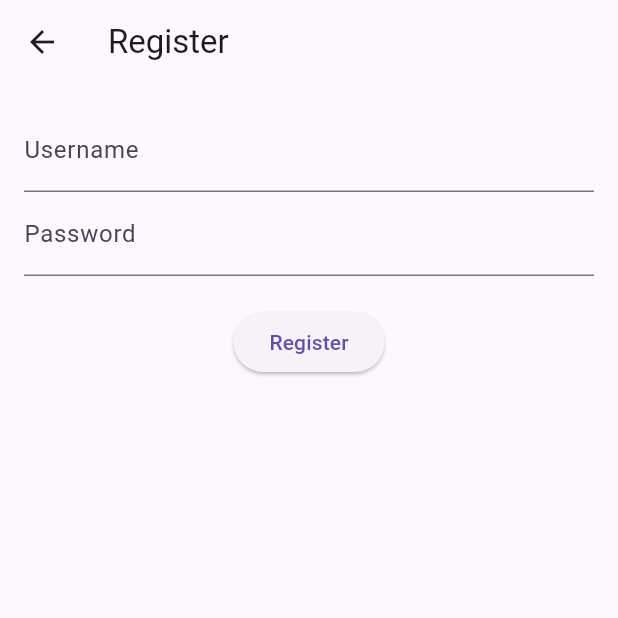
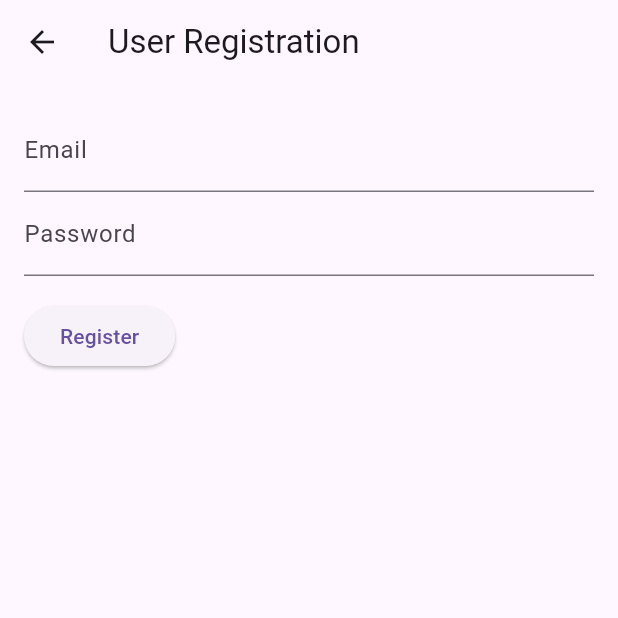
Before and after one commit to Jay-dev1/ddos_protection_app, a Flutter app: the RegistrationScreen screen opened by its route, after a tap on "Register", on a phone screen of 412 x 824 dp, the top half of it. Run offline on Flutter 3.47's test engine with Material 3 defaults, Android fonts, the phone set to English and light mode, and no system bars; network calls fail.

```diff
--- a/lib/HomeScreen.dart
+++ b/lib/HomeScreen.dart
@@ -1,7 +1,7 @@
 import 'package:flutter/material.dart';
 
-class HomeScreen extends StatelessWidget {
-  const HomeScreen({super.key});
+class HomePage extends StatelessWidget {
+  const HomePage({super.key});
 
   @override
   Widget build(BuildContext context) {
--- a/lib/login_screen.dart
+++ b/lib/login_screen.dart
@@ -1,6 +1,5 @@
 import 'package:flutter/material.dart';
 import 'package:http/http.dart' as http;
-import 'dart:convert';
 
 class LoginScreen extends StatefulWidget {
   @override
@@ -8,49 +7,63 @@ class LoginScreen extends StatefulWidget {
 }
 
 class _LoginScreenState extends State<LoginScreen> {
-  final TextEditingController _usernameController = TextEditingController();
+  final TextEditingController _emailController = TextEditingController();
   final TextEditingController _passwordController = TextEditingController();
 
-  Future<void> loginUser(String username, String password) async {
-    final response = await http.post(
-      Uri.parse('https://your-vercel-app.vercel.app/api/login'),
-      headers: <String, String>{
-        'Content-Type': 'application/json; charset=UTF-8',
-      },
-      body: jsonEncode(<String, String>{
-        'username': username,
-        'password': password,
-      }),
-    );
+  Future<void> loginUser(String email, String password) async {
+    try {
+      final url = 'https://ddos-protection-app-two.vercel.app/api/users/login';
+      final response = await http.post(
+        Uri.parse(url),
+        body: {
+          'email': email,
+          'password': password,
+        },
+      );
 
-    if (response.statusCode == 200) {
-      ScaffoldMessenger.of(context).showSnackBar(SnackBar(content: Text('Login successful')));
-    } else {
-      ScaffoldMessenger.of(context).showSnackBar(SnackBar(content: Text('Failed to login')));
+      if (response.statusCode == 200) {
+        print('User logged in successfully');
+        // Navigate to home screen or authenticated screen
+      } else {
+        print('Failed to login: ${response.statusCode}');
+        // Handle login failure, show error message, etc.
+      }
+    } catch (e) {
+      print('Error logging in: $e');
+      // Handle network errors or other exceptions
     }
   }
 
   @override
   Widget build(BuildContext context) {
     return Scaffold(
-      appBar: AppBar(title: Text('Login')),
+      appBar: AppBar(
+        title: Text('User Login'),
+      ),
       body: Padding(
         padding: EdgeInsets.all(16.0),
         child: Column(
+          crossAxisAlignment: CrossAxisAlignment.start,
           children: <Widget>[
             TextField(
-              controller: _usernameController,
-              decoration: InputDecoration(labelText: 'Username'),
+              controller: _emailController,
+              decoration: InputDecoration(
+                labelText: 'Email',
+              ),
             ),
             TextField(
               controller: _passwordController,
-              decoration: InputDecoration(labelText: 'Password'),
               obscureText: true,
+              decoration: InputDecoration(
+                labelText: 'Password',
+              ),
             ),
-            SizedBox(height: 20),
+            SizedBox(height: 16.0),
             ElevatedButton(
               onPressed: () {
-                loginUser(_usernameController.text, _passwordController.text);
+                String email = _emailController.text.trim();
+                String password = _passwordController.text.trim();
+                loginUser(email, password);
               },
               child: Text('Login'),
             ),
--- a/lib/main.dart
+++ b/lib/main.dart
@@ -1,7 +1,7 @@
+import 'package:flutter/material.dart';
 import 'package:ddos_protection_app/HomeScreen.dart';
 import 'package:ddos_protection_app/login_screen.dart';
 import 'package:ddos_protection_app/registration_screen.dart';
-import 'package:flutter/material.dart';
 
 void main() {
   runApp(MyApp());
@@ -18,7 +18,7 @@ class MyApp extends StatelessWidget {
       // Define the initial route
       initialRoute: '/',
       routes: {
-        '/': (context) => HomeScreen(),
+        '/': (context) => HomePage(),
         '/login': (context) => LoginScreen(),
         '/register': (context) => RegistrationScreen(),
       },
--- a/lib/registration_screen.dart
+++ b/lib/registration_screen.dart
@@ -1,6 +1,5 @@
 import 'package:flutter/material.dart';
 import 'package:http/http.dart' as http;
-import 'dart:convert';
 
 class RegistrationScreen extends StatefulWidget {
   @override
@@ -8,49 +7,63 @@ class RegistrationScreen extends StatefulWidget {
 }
 
 class _RegistrationScreenState extends State<RegistrationScreen> {
-  final TextEditingController _usernameController = TextEditingController();
+  final TextEditingController _emailController = TextEditingController();
   final TextEditingController _passwordController = TextEditingController();
 
-  Future<void> registerUser(String username, String password) async {
-    final response = await http.post(
-      Uri.parse('https://your-vercel-app.vercel.app/api/register'),
-      headers: <String, String>{
-        'Content-Type': 'application/json; charset=UTF-8',
-      },
-      body: jsonEncode(<String, String>{
-        'username': username,
-        'password': password,
-      }),
-    );
+  Future<void> registerUser(String email, String password) async {
+    try {
+      final url = 'https://ddos-protection-app-two.vercel.app/api/users/register';
+      final response = await http.post(
+        Uri.parse(url),
+        body: {
+          'email': email,
+          'password': password,
+        },
+      );
 
-    if (response.statusCode == 200) {
-      ScaffoldMessenger.of(context).showSnackBar(SnackBar(content: Text('User registered successfully')));
-    } else {
-      ScaffoldMessenger.of(context).showSnackBar(SnackBar(content: Text('Failed to register user')));
+      if (response.statusCode == 200) {
+        print('User registered successfully');
+        // Navigate to success screen or handle successful registration
+      } else {
+        print('Failed to register user: ${response.statusCode}');
+        // Handle error, show error message, etc.
+      }
+    } catch (e) {
+      print('Error registering user: $e');
+      // Handle network errors or other exceptions
     }
   }
 
   @override
   Widget build(BuildContext context) {
     return Scaffold(
-      appBar: AppBar(title: Text('Register')),
+      appBar: AppBar(
+        title: Text('User Registration'),
+      ),
       body: Padding(
         padding: EdgeInsets.all(16.0),
         child: Column(
+          crossAxisAlignment: CrossAxisAlignment.start,
           children: <Widget>[
             TextField(
-              controller: _usernameController,
-              decoration: InputDecoration(labelText: 'Username'),
+              controller: _emailController,
+              decoration: InputDecoration(
+                labelText: 'Email',
+              ),
             ),
             TextField(
               controller: _passwordController,
-              decoration: InputDecoration(labelText: 'Password'),
               obscureText: true,
+              decoration: InputDecoration(
+                labelText: 'Password',
+              ),
             ),
-            SizedBox(height: 20),
+            SizedBox(height: 16.0),
             ElevatedButton(
               onPressed: () {
-                registerUser(_usernameController.text, _passwordController.text);
+                String email = _emailController.text.trim();
+                String password = _passwordController.text.trim();
+                registerUser(email, password);
               },
               child: Text('Register'),
             ),
--- /dev/null
+++ b/package.json
@@ -0,0 +1,5 @@
+{
+  "dependencies": {
+    "jsonwebtoken": "^9.0.2"
+  }
+}
--- a/pubspec.yaml
+++ b/pubspec.yaml
@@ -36,6 +36,7 @@ dependencies:
   # Use with the CupertinoIcons class for iOS style icons.
   cupertino_icons: ^1.0.2
   http: ^1.1.0
+  shared_preferences: ^2.2.3
 
 dev_dependencies:
   flutter_test:
```
Also changed, not shown: package-lock.json (added), pubspec.lock, 10 other files.
